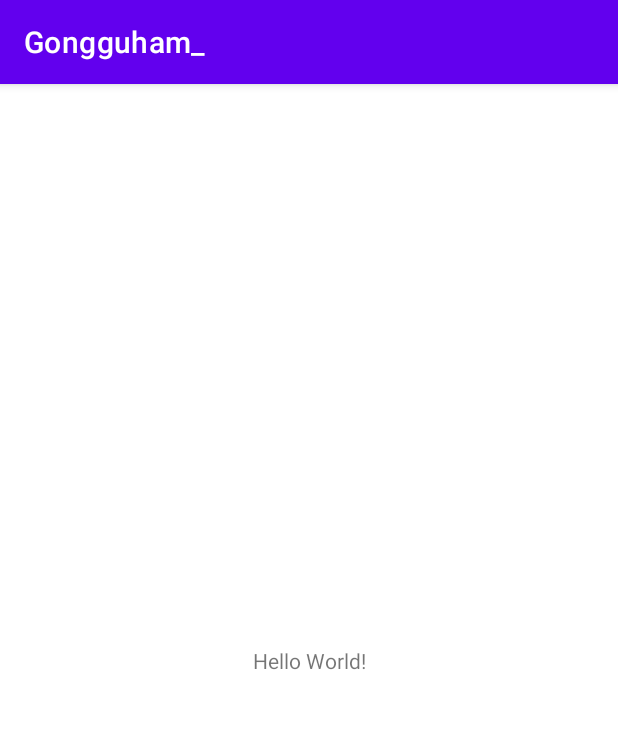
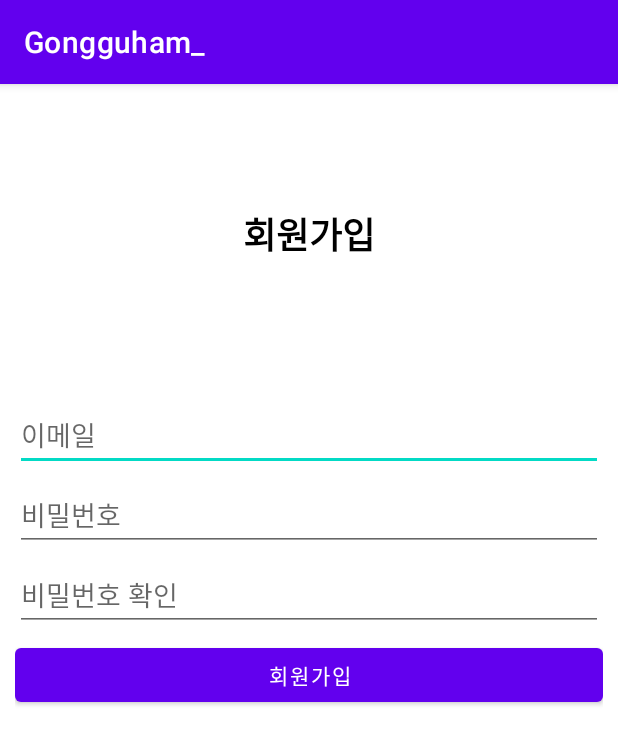
Before and after one commit to Kyeongnam1/Gongguham_, an Android app: the screen it shows after launch (MainActivity before the commit, SignUpActivity after it), on a phone screen of 412 x 824 dp. Shown: the top 745 px of the screen. Run offline under Robolectric (Android 15) with nearby library versions, the phone set to English and light mode, and no system bars; our stand-ins replace Firebase (no records; nobody signed in at launch, a user with empty details on screens opened directly).

Commit message:
firebase, SignUp

```diff
--- a/app/build.gradle
+++ b/app/build.gradle
@@ -1,6 +1,7 @@
 plugins {
     id 'com.android.application'
 }
+apply plugin: 'com.google.gms.google-services'
 
 android {
     compileSdk 32
@@ -35,4 +36,9 @@ dependencies {
     testImplementation 'junit:junit:4.13.2'
     androidTestImplementation 'androidx.test.ext:junit:1.1.3'
     androidTestImplementation 'androidx.test.espresso:espresso-core:3.4.0'
+    implementation platform('com.google.firebase:firebase-bom:29.2.1')
+    implementation 'com.google.firebase:firebase-analytics'
+    implementation 'com.google.firebase:firebase-auth'
+    implementation 'com.google.firebase:firebase-firestore'
+
 }
--- /dev/null
+++ b/app/src/main/java/com/example/gongguham_/SignUpActivity.java
@@ -0,0 +1,91 @@
+package com.example.gongguham_;
+
+import android.os.Bundle;
+import android.view.View;
+import android.util.Log;
+import android.widget.EditText;
+import android.widget.Toast;
+
+import androidx.annotation.NonNull;
+import androidx.appcompat.app.AppCompatActivity;
+import com.google.android.gms.tasks.OnCompleteListener;
+import com.google.android.gms.tasks.Task;
+import com.google.firebase.auth.AuthResult;
+import com.google.firebase.auth.FirebaseAuth;
+import com.google.firebase.auth.FirebaseUser;
+
+public class SignUpActivity extends AppCompatActivity {
+    private FirebaseAuth mAuth;
+    private  static final String TAG = "SignUpActivity";
+    @Override
+    protected void onCreate(Bundle savedInstanceState) {
+        super.onCreate(savedInstanceState);
+        setContentView(R.layout.activity_sign_up);
+        // Initialize Firebase Auth
+        mAuth = FirebaseAuth.getInstance();
+        findViewById(R.id.signUpButton).setOnClickListener(onClickListener);
+    }
+
+    @Override
+    public void onStart() {
+        super.onStart();
+        // Check if user is signed in (non-null) and update UI accordingly.
+        FirebaseUser currentUser = mAuth.getCurrentUser();
+        if(currentUser != null){
+            currentUser.reload();
+        }
+    }
+
+    View.OnClickListener onClickListener =  new View.OnClickListener() {
+        @Override
+        public void onClick(View v) {
+            switch(v.getId()){
+                case R.id.signUpButton:
+                    Log.e("클릭", "클릭");
+                    signUp();
+                    break;
+            }
+
+        }
+    };
+
+    private void signUp() {
+        EditText emailE = (EditText) findViewById(R.id.emailEditText);
+        String email = emailE.getText().toString();
+        EditText passwordE = (EditText) findViewById(R.id.passwordEditText);
+        String password = passwordE.getText().toString();
+        EditText passwordCheckE = (EditText) findViewById(R.id.passwordCheckEditText);
+        String passwordCheck = passwordCheckE.getText().toString();
+
+        if (email.length() > 0 && password.length() > 0 && passwordCheck.length() > 0) {
+            if (password.equals(passwordCheck)) {
+                Task<AuthResult> authResultTask = mAuth.createUserWithEmailAndPassword(email, password)
+                        .addOnCompleteListener(this,
+                                new OnCompleteListener<AuthResult>() {
+                                    @Override
+                                    public void onComplete(@NonNull Task<AuthResult> task) {
+                                        if (task.isSuccessful()) {
+                                            // Sign in success, update UI with the signed-in user's information
+                                            startToast("회원가입을 성공적으로 마쳤습니다.");
+                                            FirebaseUser user = mAuth.getCurrentUser();
+                                        } else {
+                                            if (task.getException() != null) {
+                                                // If sign in fails, display a message to the user.
+                                                startToast(task.getException().toString());
+                                            }
+                                        }
+                                    }
+                                });
+            } else {
+                startToast("비밀번호가 일치하지 않습니다.");
+            }
+        } else {
+            startToast("이메일 또는 비밀번호를 입력해주세요.");
+        }
+    }
+
+    private  void startToast(String msg){
+        Toast.makeText(this, msg, Toast.LENGTH_SHORT).show();
+    }
+
+}
--- a/app/src/main/res/layout/activity_main.xml
+++ b/app/src/main/res/layout/activity_main.xml
@@ -11,8 +11,10 @@
         android:layout_height="wrap_content"
         android:text="Hello World!"
         app:layout_constraintBottom_toBottomOf="parent"
+        app:layout_constraintHorizontal_bias="0.586"
         app:layout_constraintLeft_toLeftOf="parent"
         app:layout_constraintRight_toRightOf="parent"
-        app:layout_constraintTop_toTopOf="parent" />
+        app:layout_constraintTop_toTopOf="parent"
+        app:layout_constraintVertical_bias="0.311" />
 
 </androidx.constraintlayout.widget.ConstraintLayout>
--- /dev/null
+++ b/app/src/main/res/layout/activity_sign_up.xml
@@ -0,0 +1,57 @@
+<?xml version="1.0" encoding="utf-8"?>
+<LinearLayout xmlns:android="http://schemas.android.com/apk/res/android"
+    android:layout_width="match_parent"
+    android:layout_height="match_parent"
+    android:orientation="vertical">
+
+    <TextView
+        android:id="@+id/textView2"
+        android:layout_width="match_parent"
+        android:layout_height="200dp"
+        android:gravity="center"
+        android:text="회원가입"
+        android:textColor="@color/black"
+        android:textSize="24sp"
+        android:textStyle="bold" />
+
+    <LinearLayout
+        android:layout_width="match_parent"
+        android:layout_height="match_parent"
+        android:orientation="vertical"
+        android:padding="10dp">
+
+        <EditText
+            android:id="@+id/emailEditText"
+            android:layout_width="match_parent"
+            android:layout_height="wrap_content"
+            android:layout_marginBottom="5dp"
+            android:ems="10"
+            android:hint="이메일"
+            android:inputType="textEmailAddress" />
+
+        <EditText
+            android:id="@+id/passwordEditText"
+            android:layout_width="match_parent"
+            android:layout_height="wrap_content"
+            android:layout_marginBottom="5dp"
+            android:ems="10"
+            android:hint="비밀번호"
+            android:inputType="textPassword" />
+
+        <EditText
+            android:id="@+id/passwordCheckEditText"
+            android:layout_width="match_parent"
+            android:layout_height="wrap_content"
+            android:layout_marginBottom="5dp"
+            android:ems="10"
+            android:hint="비밀번호 확인"
+            android:inputType="textPassword" />
+
+        <Button
+            android:id="@+id/signUpButton"
+            android:layout_width="match_parent"
+            android:layout_height="wrap_content"
+            android:text="회원가입" />
+    </LinearLayout>
+
+</LinearLayout>
```
Also changed, not shown: app/src/main/AndroidManifest.xml (+12 -1 lines), build.gradle (+19 -0 lines).
